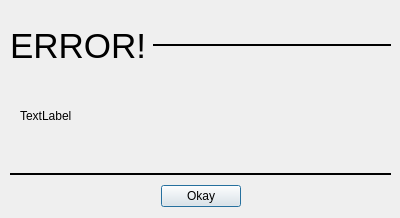
First picture: the form in src/LoginSubsystem/errordialog.ui, repository CaptOkie/code-first-think-later, before the edit.
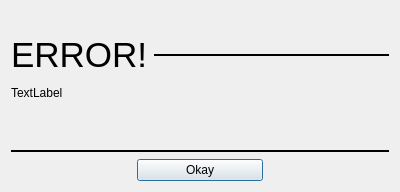
Second picture: the form after the edit.

Commit message: fixed loginForm and errorDialog to be resizeable

Diff of the .ui file:
```diff
--- a/src/LoginSubsystem/errordialog.ui
+++ b/src/LoginSubsystem/errordialog.ui
@@ -7,7 +7,7 @@
     <x>0</x>
     <y>0</y>
     <width>400</width>
-    <height>218</height>
+    <height>192</height>
    </rect>
   </property>
   <property name="windowTitle">
@@ -16,34 +16,30 @@
   <property name="modal">
    <bool>true</bool>
   </property>
-  <widget class="QLabel" name="errorMessageLabel">
-   <property name="geometry">
-    <rect>
-     <x>20</x>
-     <y>70</y>
-     <width>361</width>
-     <height>91</height>
-    </rect>
-   </property>
-   <property name="text">
-    <string>TextLabel</string>
-   </property>
-   <property name="wordWrap">
-    <bool>true</bool>
-   </property>
-  </widget>
-  <widget class="QWidget" name="horizontalLayoutWidget">
-   <property name="geometry">
-    <rect>
-     <x>10</x>
-     <y>10</y>
-     <width>381</width>
-     <height>71</height>
-    </rect>
-   </property>
+  <layout class="QVBoxLayout" name="verticalLayout_2">
+   <item>
+    <spacer name="verticalSpacer_3">
+     <property name="orientation">
+      <enum>Qt::Vertical</enum>
+     </property>
+     <property name="sizeHint" stdset="0">
+      <size>
+       <width>20</width>
+       <height>0</height>
+      </size>
+     </property>
+    </spacer>
+   </item>
+   <item>
    <layout class="QHBoxLayout" name="horizontalLayout">
     <item>
      <widget class="QLabel" name="label">
+       <property name="sizePolicy">
+        <sizepolicy hsizetype="MinimumExpanding" vsizetype="MinimumExpanding">
+         <horstretch>0</horstretch>
+         <verstretch>0</verstretch>
+        </sizepolicy>
+       </property>
       <property name="font">
        <font>
         <pointsize>26</pointsize>
@@ -60,8 +56,8 @@
     <item>
      <widget class="Line" name="line_2">
       <property name="sizePolicy">
-       <sizepolicy hsizetype="MinimumExpanding" vsizetype="Fixed">
-        <horstretch>0</horstretch>
+        <sizepolicy hsizetype="MinimumExpanding" vsizetype="MinimumExpanding">
+         <horstretch>1</horstretch>
         <verstretch>0</verstretch>
        </sizepolicy>
       </property>
@@ -77,19 +73,46 @@
      </widget>
     </item>
    </layout>
-  </widget>
-  <widget class="QWidget" name="verticalLayoutWidget">
-   <property name="geometry">
-    <rect>
-     <x>10</x>
-     <y>170</y>
-     <width>381</width>
-     <height>41</height>
-    </rect>
-   </property>
+   </item>
+   <item>
+    <widget class="QLabel" name="errorMessageLabel">
+     <property name="sizePolicy">
+      <sizepolicy hsizetype="MinimumExpanding" vsizetype="MinimumExpanding">
+       <horstretch>0</horstretch>
+       <verstretch>0</verstretch>
+      </sizepolicy>
+     </property>
+     <property name="text">
+      <string>TextLabel</string>
+     </property>
+     <property name="wordWrap">
+      <bool>true</bool>
+     </property>
+    </widget>
+   </item>
+   <item>
+    <spacer name="verticalSpacer">
+     <property name="orientation">
+      <enum>Qt::Vertical</enum>
+     </property>
+     <property name="sizeHint" stdset="0">
+      <size>
+       <width>20</width>
+       <height>40</height>
+      </size>
+     </property>
+    </spacer>
+   </item>
+   <item>
    <layout class="QVBoxLayout" name="verticalLayout">
     <item>
      <widget class="Line" name="line">
+       <property name="sizePolicy">
+        <sizepolicy hsizetype="MinimumExpanding" vsizetype="MinimumExpanding">
+         <horstretch>0</horstretch>
+         <verstretch>0</verstretch>
+        </sizepolicy>
+       </property>
       <property name="frameShadow">
        <enum>QFrame::Plain</enum>
       </property>
@@ -103,6 +126,9 @@
     </item>
     <item>
      <layout class="QHBoxLayout" name="horizontalLayout_2">
+       <property name="sizeConstraint">
+        <enum>QLayout::SetDefaultConstraint</enum>
+       </property>
       <item>
        <spacer name="horizontalSpacer">
         <property name="orientation">
@@ -118,6 +144,12 @@
       </item>
       <item>
        <widget class="QPushButton" name="acceptButton">
+         <property name="sizePolicy">
+          <sizepolicy hsizetype="MinimumExpanding" vsizetype="MinimumExpanding">
+           <horstretch>0</horstretch>
+           <verstretch>0</verstretch>
+          </sizepolicy>
+         </property>
         <property name="text">
          <string>Okay</string>
         </property>
@@ -139,7 +171,24 @@
      </layout>
     </item>
    </layout>
-  </widget>
+   </item>
+   <item>
+    <spacer name="verticalSpacer_2">
+     <property name="orientation">
+      <enum>Qt::Vertical</enum>
+     </property>
+     <property name="sizeType">
+      <enum>QSizePolicy::Minimum</enum>
+     </property>
+     <property name="sizeHint" stdset="0">
+      <size>
+       <width>20</width>
+       <height>0</height>
+      </size>
+     </property>
+    </spacer>
+   </item>
+  </layout>
  </widget>
  <resources/>
  <connections/>
```
Lines whose indentation alone changed are shown as unchanged. The commit also changes 2 other files.
